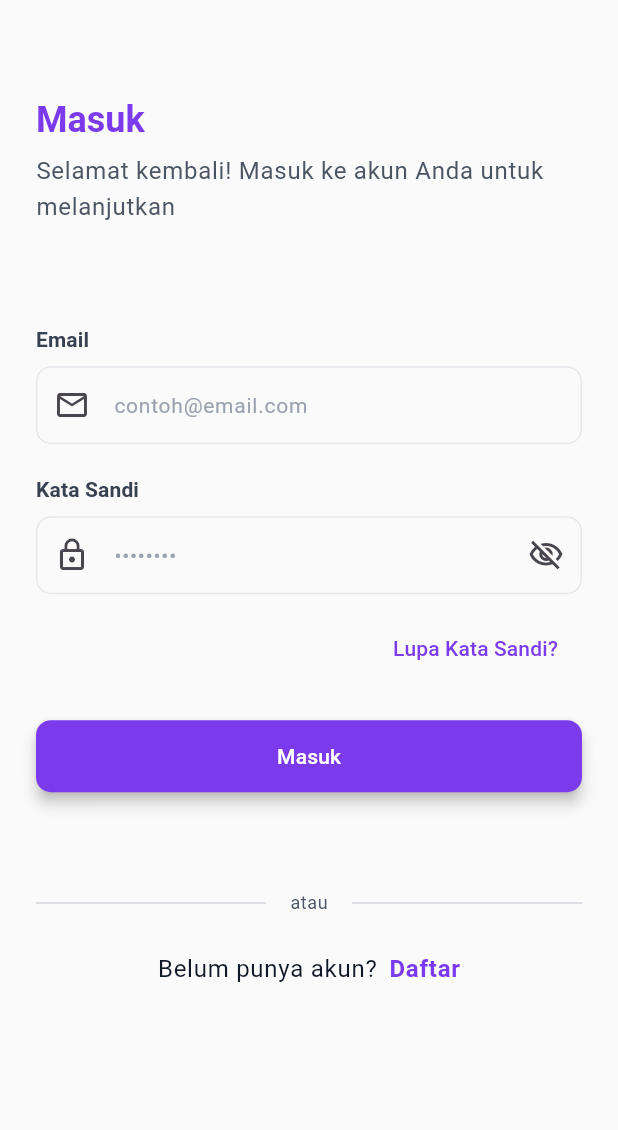
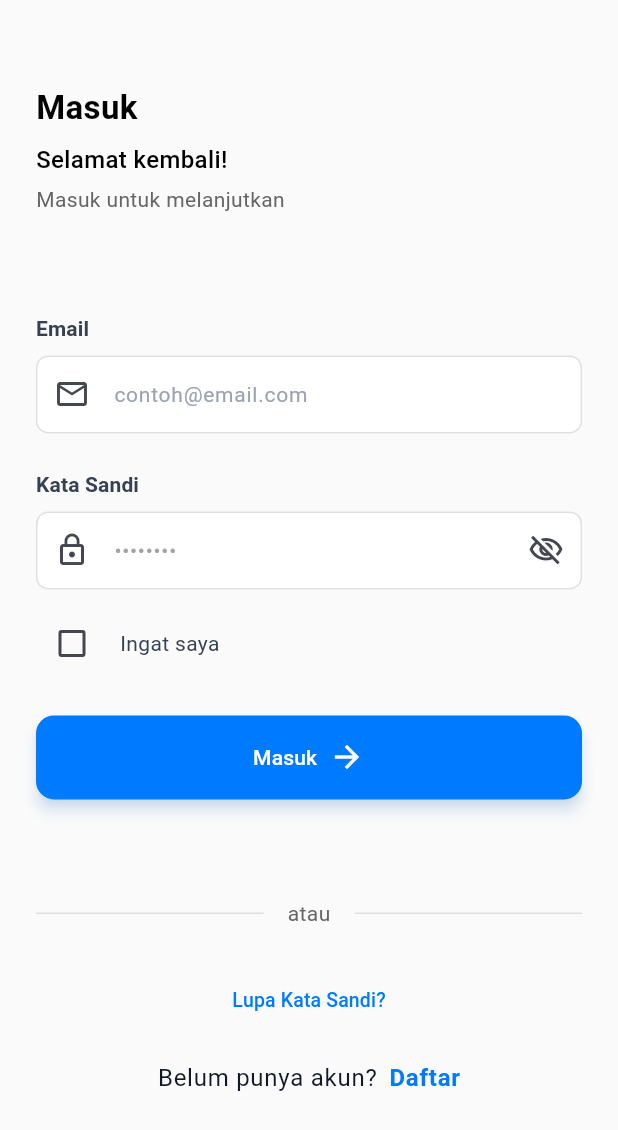
Before and after one commit to bacoti/orgamind, a Flutter app: the screen it shows after launch, on a phone screen of 412 x 824 dp. Shown: the top 1130 px of the screen. Run offline on Flutter 3.47's test engine with Material 3 defaults, Android fonts, the phone set to English and light mode, and no system bars; our stand-ins replace shared_preferences; accounts and stored records are empty.

Commit message:
refactor: Update color scheme and improve UI elements in theme and login screen

```diff
--- a/lib/constants/theme.dart
+++ b/lib/constants/theme.dart
@@ -1,10 +1,10 @@
 import 'package:flutter/material.dart';
 
 class AppColors {
-  // Primary Colors - Purple gradient untuk event management
-  static const Color primary = Color(0xFF7C3AED);
-  static const Color primaryLight = Color(0xFFA78BFA);
-  static const Color primaryDark = Color(0xFF5B21B6);
+  // Primary Colors - Blue for login
+  static const Color primary = Color(0xFF007AFF);
+  static const Color primaryLight = Color(0xFF4DA3FF);
+  static const Color primaryDark = Color(0xFF0056CC);
 
   // Secondary Colors
   static const Color secondary = Color(0xFF06B6D4);
@@ -12,12 +12,12 @@ class AppColors {
   static const Color secondaryDark = Color(0xFF0891B2);
 
   // Success Colors
-  static const Color success = Color(0xFF10B981);
+  static const Color success = Color(0xFF34C759);
   static const Color successLight = Color(0xFFA7F3D0);
   static const Color successDark = Color(0xFF047857);
 
   // Error Colors
-  static const Color error = Color(0xFFEF4444);
+  static const Color error = Color(0xFFFF3B30);
   static const Color errorLight = Color(0xFFFCA5A5);
   static const Color errorDark = Color(0xFFDC2626);
 
@@ -32,10 +32,10 @@ class AppColors {
   static const Color gray50 = Color(0xFFFAFAFA);
   static const Color gray100 = Color(0xFFF3F4F6);
   static const Color gray200 = Color(0xFFE5E7EB);
-  static const Color gray300 = Color(0xFFD1D5DB);
+  static const Color gray300 = Color(0xFFE0E0E0);
   static const Color gray400 = Color(0xFF9CA3AF);
   static const Color gray500 = Color(0xFF6B7280);
-  static const Color gray600 = Color(0xFF4B5563);
+  static const Color gray600 = Color(0xFF666666);
   static const Color gray700 = Color(0xFF374151);
   static const Color gray800 = Color(0xFF1F2937);
   static const Color gray900 = Color(0xFF111827);
@@ -77,12 +77,13 @@ class AppTheme {
         foregroundColor: AppColors.white,
         padding: const EdgeInsets.symmetric(
           horizontal: 24,
-          vertical: 14,
+          vertical: 16,
         ),
         shape: RoundedRectangleBorder(
-          borderRadius: BorderRadius.circular(10),
+          borderRadius: BorderRadius.circular(12),
         ),
-        elevation: 4,
+        elevation: 0,
+        shadowColor: AppColors.primary.withOpacity(0.3),
       ),
     ),
     outlinedButtonTheme: OutlinedButtonThemeData(
@@ -113,45 +114,45 @@ class AppTheme {
     // Text Field Theme
     inputDecorationTheme: InputDecorationTheme(
       filled: true,
-      fillColor: AppColors.gray50,
+      fillColor: AppColors.white,
       contentPadding: const EdgeInsets.symmetric(
         horizontal: 16,
         vertical: 14,
       ),
       border: OutlineInputBorder(
-        borderRadius: BorderRadius.circular(10),
+        borderRadius: BorderRadius.circular(8),
         borderSide: const BorderSide(
-          color: AppColors.gray200,
+          color: AppColors.gray300,
         ),
       ),
       enabledBorder: OutlineInputBorder(
-        borderRadius: BorderRadius.circular(10),
+        borderRadius: BorderRadius.circular(8),
         borderSide: const BorderSide(
-          color: AppColors.gray200,
+          color: AppColors.gray300,
         ),
       ),
       focusedBorder: OutlineInputBorder(
-        borderRadius: BorderRadius.circular(10),
+        borderRadius: BorderRadius.circular(8),
         borderSide: const BorderSide(
           color: AppColors.primary,
           width: 2,
         ),
       ),
       errorBorder: OutlineInputBorder(
-        borderRadius: BorderRadius.circular(10),
+        borderRadius: BorderRadius.circular(8),
         borderSide: const BorderSide(
           color: AppColors.error,
         ),
       ),
       focusedErrorBorder: OutlineInputBorder(
-        borderRadius: BorderRadius.circular(10),
+        borderRadius: BorderRadius.circular(8),
         borderSide: const BorderSide(
           color: AppColors.error,
           width: 2,
         ),
       ),
       labelStyle: const TextStyle(
-        color: AppColors.gray700,
+        color: AppColors.gray600,
         fontSize: 14,
         fontWeight: FontWeight.w500,
       ),
--- a/lib/screens/login_screen.dart
+++ b/lib/screens/login_screen.dart
@@ -20,6 +20,7 @@ class _LoginScreenState extends State<LoginScreen> {
   late FocusNode _emailFocus;
   late FocusNode _passwordFocus;
   bool _obscurePassword = true;
+  bool _rememberMe = false;
   final _formKey = GlobalKey<FormState>();
 
   @override
@@ -112,20 +113,33 @@ class _LoginScreenState extends State<LoginScreen> {
             crossAxisAlignment: CrossAxisAlignment.start,
             children: [
               // Header
-              SizedBox(height: MediaQuery.of(context).size.height * 0.05),
+              const SizedBox(height: 32),
               Text(
-                AppStrings.login,
-                style: Theme.of(context).textTheme.displaySmall?.copyWith(
-                      color: AppColors.primary,
-                      fontWeight: FontWeight.bold,
-                    ),
+                'Masuk',
+                style: const TextStyle(
+                  fontSize: 22,
+                  fontWeight: FontWeight.w600,
+                  color: AppColors.black,
+                ),
               ),
               const SizedBox(height: 8),
               Text(
-                'Selamat kembali! Masuk ke akun Anda untuk melanjutkan',
-                style: Theme.of(context).textTheme.bodyLarge?.copyWith(
-                      color: AppColors.gray600,
-                    ),
+                'Selamat kembali!',
+                style: const TextStyle(
+                  fontSize: 16,
+                  fontWeight: FontWeight.w500,
+                  color: AppColors.black,
+                  height: 1.5,
+                ),
+              ),
+              const SizedBox(height: 4),
+              Text(
+                'Masuk untuk melanjutkan',
+                style: const TextStyle(
+                  fontSize: 14,
+                  fontWeight: FontWeight.w400,
+                  color: AppColors.gray600,
+                ),
               ),
               SizedBox(height: MediaQuery.of(context).size.height * 0.08),
 
@@ -147,7 +161,7 @@ class _LoginScreenState extends State<LoginScreen> {
                         setState(() {});
                       },
                     ),
-                    const SizedBox(height: 20),
+                    const SizedBox(height: 24),
 
                     // Password Field
                     CustomTextField(
@@ -173,21 +187,27 @@ class _LoginScreenState extends State<LoginScreen> {
                     ),
                     const SizedBox(height: 12),
 
-                    // Forgot Password Link
-                    Align(
-                      alignment: Alignment.centerRight,
-                      child: TextButton(
-                        onPressed: () {
-                          // TODO: Navigate to forgot password screen
-                        },
-                        child: Text(
-                          AppStrings.forgotPassword,
+                    // Remember Me Checkbox
+                    Row(
+                      children: [
+                        Checkbox(
+                          value: _rememberMe,
+                          onChanged: (value) {
+                            setState(() {
+                              _rememberMe = value ?? false;
+                            });
+                          },
+                          activeColor: AppColors.primary,
+                        ),
+                        const SizedBox(width: 8),
+                        Text(
+                          'Ingat saya',
                           style: const TextStyle(
-                            color: AppColors.primary,
-                            fontWeight: FontWeight.w500,
+                            fontSize: 14,
+                            color: AppColors.gray700,
                           ),
                         ),
-                      ),
+                      ],
                     ),
                     const SizedBox(height: 24),
 
@@ -198,6 +218,11 @@ class _LoginScreenState extends State<LoginScreen> {
                           label: AppStrings.login,
                           onPressed: _handleLogin,
                           isLoading: authProvider.isLoading,
+                          icon: const Icon(
+                            Icons.arrow_forward,
+                            size: 24,
+                            color: AppColors.white,
+                          ),
                         );
                       },
                     ),
@@ -220,7 +245,10 @@ class _LoginScreenState extends State<LoginScreen> {
                     padding: const EdgeInsets.symmetric(horizontal: 16),
                     child: Text(
                       'atau',
-                      style: Theme.of(context).textTheme.bodySmall,
+                      style: const TextStyle(
+                        fontSize: 14,
+                        color: AppColors.gray600,
+                      ),
                     ),
                   ),
                   Expanded(
@@ -233,6 +261,24 @@ class _LoginScreenState extends State<LoginScreen> {
               ),
 
               const SizedBox(height: 24),
+
+              // Forgot Password Link
+              Center(
+                child: TextButton(
+                  onPressed: () {
+                    // TODO: Navigate to forgot password screen
+                  },
+                  child: Text(
+                    AppStrings.forgotPassword,
+                    style: const TextStyle(
+                      fontSize: 13,
+                      color: AppColors.primary,
+                      fontWeight: FontWeight.w500,
+                    ),
+                  ),
+                ),
+              ),
+              const SizedBox(height: 16),
 
               // Register Link
               Row(
--- a/lib/widgets/common_widgets.dart
+++ b/lib/widgets/common_widgets.dart
@@ -90,7 +90,9 @@ class _CustomTextFieldState extends State<CustomTextField> {
           minLines: widget.minLines,
           readOnly: widget.readOnly,
           onChanged: widget.onChanged,
-          style: Theme.of(context).textTheme.bodyLarge,
+          style: Theme.of(context).textTheme.bodyLarge?.copyWith(
+                color: AppColors.black,
+              ),
           decoration: InputDecoration(
             hintText: widget.hint,
             prefixIcon: widget.prefixIcon,
@@ -134,6 +136,22 @@ class CustomElevatedButton extends StatelessWidget {
           foregroundColor: foregroundColor ?? AppColors.white,
           disabledBackgroundColor: AppColors.gray300,
           disabledForegroundColor: AppColors.gray500,
+          padding: const EdgeInsets.symmetric(vertical: 16),
+          shape: RoundedRectangleBorder(
+            borderRadius: BorderRadius.circular(12),
+          ),
+          elevation: 0,
+          shadowColor: AppColors.primary.withOpacity(0.3),
+          surfaceTintColor: Colors.transparent,
+        ).copyWith(
+          elevation: MaterialStateProperty.resolveWith<double>(
+            (Set<MaterialState> states) {
+              if (states.contains(MaterialState.pressed)) {
+                return 0;
+              }
+              return 4; // Default elevation
+            },
+          ),
         ),
         child: isLoading
             ? const SizedBox(
@@ -148,9 +166,9 @@ class CustomElevatedButton extends StatelessWidget {
                 ? Row(
                     mainAxisAlignment: MainAxisAlignment.center,
                     children: [
+                      Text(label),
+                      const SizedBox(width: 8),
                       icon!,
-                      const SizedBox(width: 8),
-                      Text(label),
                     ],
                   )
                 : Text(label),
```
